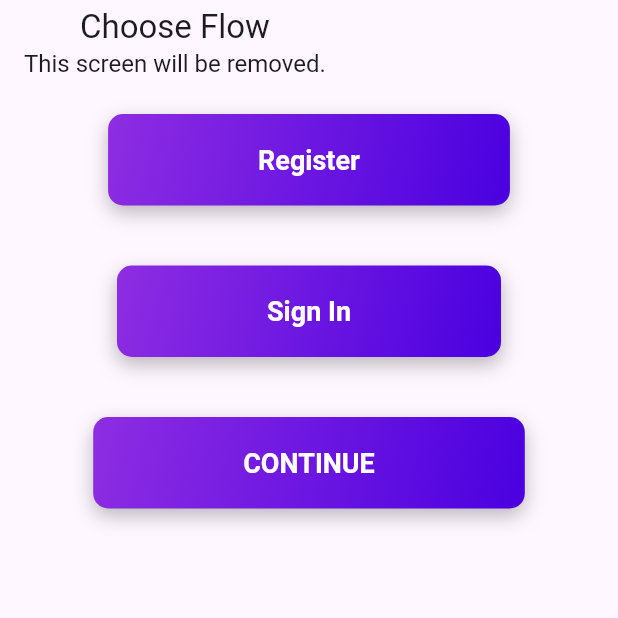
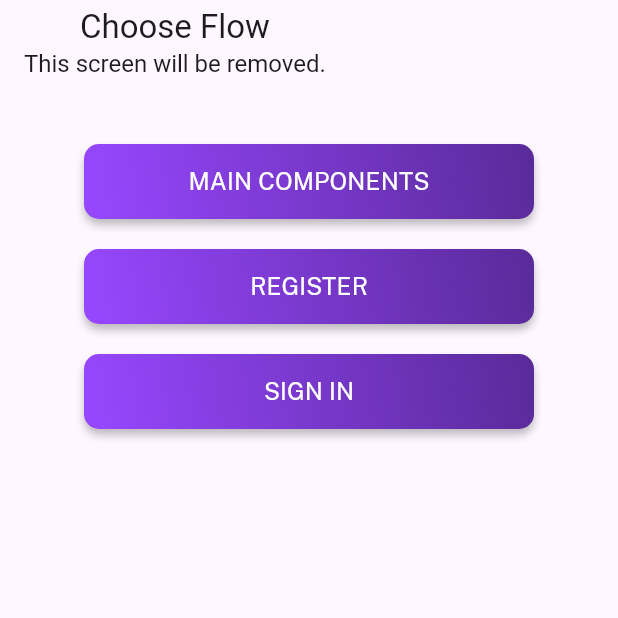
Before and after one commit to muzammalarifpk/passport-muz, a Flutter app: the screen it shows after launch, on a phone screen of 412 x 824 dp, the top half of it. Run offline on Flutter 3.47's test engine with Material 3 defaults, Android fonts, the phone set to English and light mode, and no system bars; our stand-ins replace google_fonts.

```diff
--- a/lib/auth/buttons_list_screen.dart
+++ b/lib/auth/buttons_list_screen.dart
@@ -1,6 +1,8 @@
-import 'package:flutter/foundation.dart';
 import 'package:flutter/material.dart';
+import 'package:passport/auth/main_components.dart';
 import 'package:passport/auth/register.dart';
+import '../common/values.dart';
+import '../common/widgets.dart';
 import '/auth/login.dart';
 
 class ButtonsListScreen extends StatelessWidget {
@@ -14,6 +16,7 @@ class ButtonsListScreen extends StatelessWidget {
           children: [
             Text('Choose Flow'),
             Text('This screen will be removed.',style:  TextStyle(fontSize: 16),),
+
           ],
         ),
       ),
@@ -21,148 +24,61 @@ class ButtonsListScreen extends StatelessWidget {
         child: Column(
 
           children: [
-            Container(
-              margin: const EdgeInsets.symmetric(vertical: 20.0),
-              decoration: BoxDecoration(
-                borderRadius: BorderRadius.circular(10.0),
-                gradient: const LinearGradient(
-                  colors: [Color(0xFF8E2DE2), Color(0xFF4A00E0)],
-                  begin: Alignment.topLeft,
-                  end: Alignment.bottomRight,
-                ),
-                boxShadow: const [
-                  BoxShadow(
-                    color: Colors.black26,
-                    blurRadius: 10,
-                    offset: Offset(0, 5),
+            PPValues.largeSpacing,
+
+            SizedBox(
+              width: 300,
+              child: Column(
+                children: [
+                  PrimaryButton(
+                    text: 'Main Components',
+                    onPressed: (){
+                      Navigator.push(
+                        context,
+                        MaterialPageRoute(builder: (context) => const MainComponents()),
+                      );
+                    },
                   ),
                 ],
               ),
-              child: ElevatedButton(
-                style: ElevatedButton.styleFrom(
-                  backgroundColor: Colors.transparent,
-                  shadowColor: Colors.transparent,
-                  textStyle: const TextStyle(color: Colors.white),
-                  shape: RoundedRectangleBorder(
-                    borderRadius: BorderRadius.circular(30.0),
             ),
-                  padding: const EdgeInsets.symmetric(horizontal: 100, vertical: 20),
-                ),
-                onPressed: () {
-                  // Add your onPressed code here!
-                  if (kDebugMode) {
-                    print('Elevated Button Pressed');
-                  }
+            PPValues.mediumSpacing,
 
+            SizedBox(
+              width: 300,
+              child: Column(
+                children: [
+                  PrimaryButton(
+                    text: 'Register',
+                    onPressed: (){
                       Navigator.push(
                         context,
                         MaterialPageRoute(builder: (context) => const RegisterScreen()),
-                  );                },
-                child: const Text(
-                  'Register',
-                  style: TextStyle(
-                      fontSize: 18,
-                      fontWeight: FontWeight.bold,
-                      color: Colors.white
-                  ),
-                ),
-              ),
-            ),
-
-            Container(
-              margin: const EdgeInsets.symmetric(vertical: 20.0),
-              decoration: BoxDecoration(
-                borderRadius: BorderRadius.circular(10.0),
-                gradient: const LinearGradient(
-                  colors: [Color(0xFF8E2DE2), Color(0xFF4A00E0)],
-                  begin: Alignment.topLeft,
-                  end: Alignment.bottomRight,
-                ),
-                boxShadow: const [
-                  BoxShadow(
-                    color: Colors.black26,
-                    blurRadius: 10,
-                    offset: Offset(0, 5),
+                      );
+                    },
                   ),
                 ],
               ),
-              child: ElevatedButton(
-                style: ElevatedButton.styleFrom(
-                  backgroundColor: Colors.transparent,
-                  shadowColor: Colors.transparent,
-                  textStyle: const TextStyle(color: Colors.white),
-                  shape: RoundedRectangleBorder(
-                    borderRadius: BorderRadius.circular(30.0),
             ),
-                  padding: const EdgeInsets.symmetric(horizontal: 100, vertical: 20),
-                ),
-                onPressed: () {
-                  // Add your onPressed code here!
-                  if (kDebugMode) {
-                    print('Elevated Button Pressed');
-                  }
+            PPValues.mediumSpacing,
 
+            SizedBox(
+              width: 300,
+              child: Column(
+                children: [
+                  PrimaryButton(
+                    text: 'Sign In',
+                    onPressed: (){
                       Navigator.push(
                         context,
                         MaterialPageRoute(builder: (context) => const LoginScreen()),
-                  );                },
-                child: const Text(
-                  'Sign In',
-                  style: TextStyle(
-                      fontSize: 18,
-                      fontWeight: FontWeight.bold,
-                      color: Colors.white
-                  ),
-                ),
-              ),
-            ),
-
-
-
-            Container(
-              margin: const EdgeInsets.symmetric(vertical: 20.0),
-
-              decoration: BoxDecoration(
-                borderRadius: BorderRadius.circular(10.0),
-                gradient: const LinearGradient(
-                  colors: [Color(0xFF8E2DE2), Color(0xFF4A00E0)],
-                  begin: Alignment.topLeft,
-                  end: Alignment.bottomRight,
-                ),
-                boxShadow: const [
-                  BoxShadow(
-                    color: Colors.black26,
-                    blurRadius: 10,
-                    offset: Offset(0, 5),
+                      );
+                    },
                   ),
                 ],
               ),
-              child: ElevatedButton(
-                style: ElevatedButton.styleFrom(
-                  backgroundColor: Colors.transparent,
-                  shadowColor: Colors.transparent,
-                  textStyle: const TextStyle(color: Colors.white),
-                  shape: RoundedRectangleBorder(
-                    borderRadius: BorderRadius.circular(30.0),
             ),
-                  padding: const EdgeInsets.symmetric(horizontal: 100, vertical: 20),
-                ),
-                onPressed: () {
-                  // Add your onPressed code here!
-                  if (kDebugMode) {
-                    print('Elevated Button Pressed');
-                  }
-                },
-                child: const Text(
-                  'CONTINUE',
-                  style: TextStyle(
-                    fontSize: 18,
-                    fontWeight: FontWeight.bold,
-                    color: Colors.white
-                  ),
-                ),
-              ),
-            ),
+            PPValues.mediumSpacing,
 
 
 
--- /dev/null
+++ b/lib/common/focus_manager.dart
@@ -0,0 +1,21 @@
+import 'package:flutter/material.dart';
+
+class PPFocusManager extends StatelessWidget {
+  final Widget child;
+
+  const PPFocusManager({super.key, required this.child});
+
+  @override
+  Widget build(BuildContext context) {
+    return GestureDetector(
+      onTap: () {
+        FocusScopeNode currentFocus = FocusScope.of(context);
+
+        if (!currentFocus.hasPrimaryFocus && currentFocus.focusedChild != null) {
+          currentFocus.unfocus();
+        }
+      },
+      child: child,
+    );
+  }
+}
--- a/lib/common/validators.dart
+++ b/lib/common/validators.dart
@@ -1,7 +1,9 @@
 String? requiredValidator(String? value) {
+
   if (value == null || value.isEmpty) {
     return 'This field is required';
   }
+
   return null;
 }
 
--- a/lib/common/widgets.dart
+++ b/lib/common/widgets.dart
@@ -26,36 +26,50 @@ class AppLogo extends StatelessWidget {
   }
 }
 
-
-class PrimaryButton extends StatelessWidget {
+class PrimaryButton extends StatefulWidget {
   final String text;
   final VoidCallback onPressed;
+  final bool isActive;
 
   const PrimaryButton({
     super.key,
     required this.text,
     required this.onPressed,
+    this.isActive = true,
   });
 
+  @override
+  State<PrimaryButton> createState() => _PrimaryButtonState();
+}
+
+class _PrimaryButtonState extends State<PrimaryButton> {
   @override
   Widget build(BuildContext context) {
     return Container(
       width: double.infinity,
       height: PPStyle.btnHeight,
       decoration: BoxDecoration(
-        gradient: const LinearGradient(
+        gradient: widget.isActive
+            ? const LinearGradient(
           begin: Alignment.topRight,
           end: Alignment.bottomLeft,
-          colors: [PPStyle.primaryDark, PPStyle.primaryLight],
+          colors: [PPStyle.primaryLight, PPStyle.primaryDark],
+        )
+            : const LinearGradient(
+          begin: Alignment.topRight,
+          end: Alignment.bottomLeft,
+          colors: [Colors.grey, Colors.grey],
         ),
         borderRadius: BorderRadius.circular(PPStyle.borderRadius),
-        boxShadow: const [
+        boxShadow: widget.isActive
+            ? const [
           BoxShadow(
             color: PPStyle.shadow,
             blurRadius: PPStyle.blueRadius,
             offset: Offset(0, 4),
           ),
-        ],
+        ]
+            : null,
       ),
       child: ElevatedButton(
         style: ElevatedButton.styleFrom(
@@ -65,8 +79,8 @@ class PrimaryButton extends StatelessWidget {
             borderRadius: BorderRadius.circular(PPStyle.borderRadius),
           ),
         ),
-        onPressed: onPressed,
-        child: Text(text, style: PPStyle.buttonTextStyle),
+        onPressed: widget.isActive ? widget.onPressed : null,
+        child: Text(widget.text.toUpperCase(), style: PPStyle.buttonTextStyle),
       ),
     );
   }
--- a/lib/main.dart
+++ b/lib/main.dart
@@ -1,5 +1,6 @@
 import 'package:flutter/material.dart';
 import 'auth/splash.dart';
+import 'common/focus_manager.dart';
 
 void main() {
   runApp(const MyApp());
@@ -8,17 +9,19 @@ void main() {
 class MyApp extends StatelessWidget {
   const MyApp({super.key});
 
-
   @override
   Widget build(BuildContext context) {
-    return MaterialApp(
-      title: 'Passport',
-      theme: ThemeData(
-        colorScheme: ColorScheme.fromSeed(seedColor: Colors.deepPurple),
-        useMaterial3: true,
+
+    return PPFocusManager(
+      child: MaterialApp(
+        title: 'Passport',
+        theme: ThemeData(
+          colorScheme: ColorScheme.fromSeed(seedColor: Colors.deepPurple),
+          useMaterial3: true,
+        ),
+        debugShowCheckedModeBanner: false,
+        home: const SplashScreen(),
       ),
-      debugShowCheckedModeBanner: false,
-      home: const SplashScreen()
     );
   }
 }
```
Also changed, not shown: lib/auth/login.dart (+7 -2 lines), lib/auth/main_components.dart (added, +183 -0 lines), lib/auth/register.dart (+25 -12 lines), lib/common/form_manager.dart (added, +43 -0 lines), lib/common/form_utils.dart (added, +33 -0 lines), lib/common/input_field.dart (+5 -3 lines), 3 other files. Lines whose indentation alone changed are shown as unchanged.
